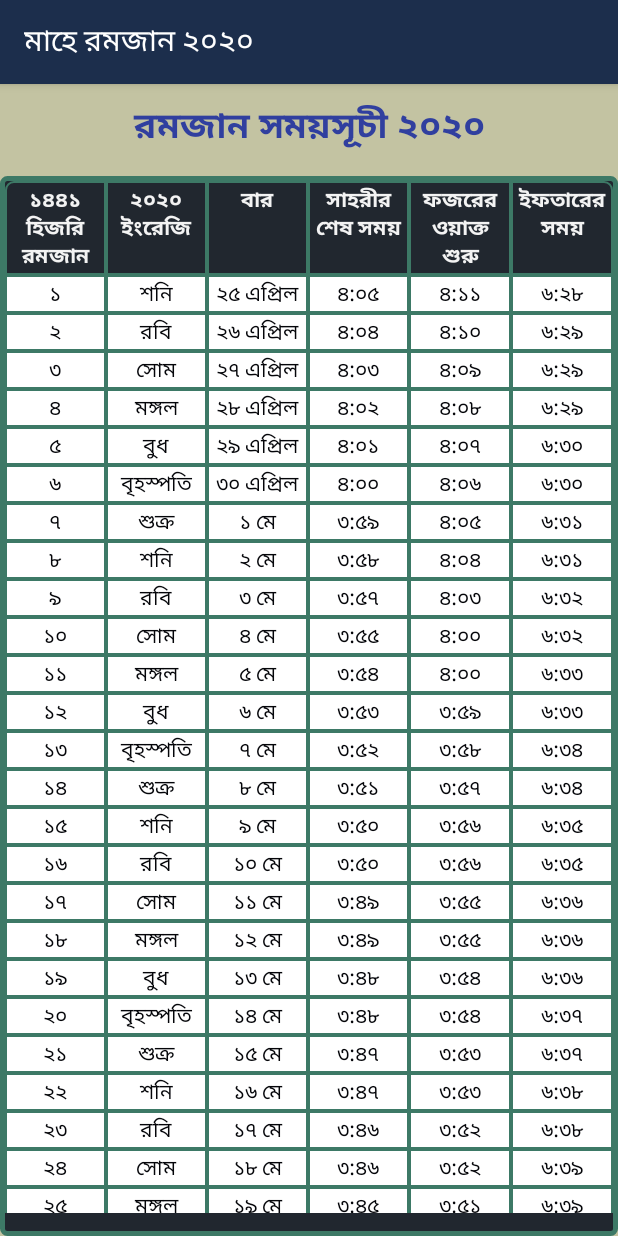
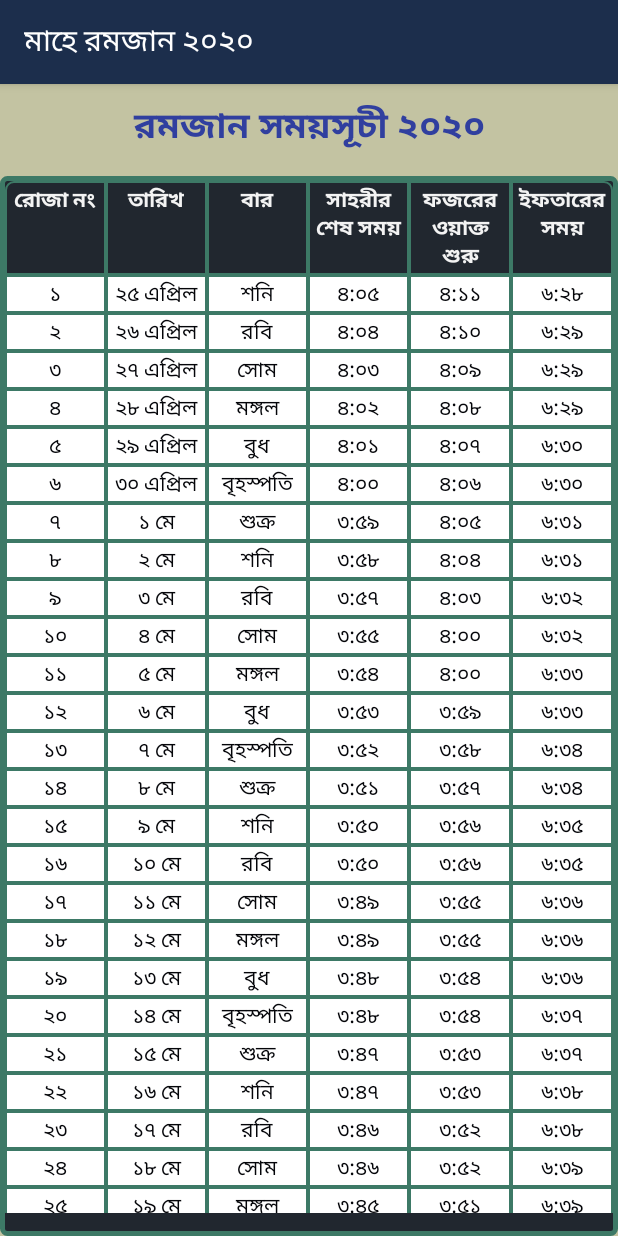
Before and after one commit to TKshadow018/maheRamdan20, an Android app: the screen it shows after launch (MainActivity), on a phone screen of 412 x 824 dp. Run offline under Robolectric (Android 15) with nearby library versions, the phone set to English and light mode, and no system bars; our stand-ins replace AdMob; 1 statement that could not run was skipped.

Commit message:
NOW ONLY ALARM AND IMAGE NEED TO BE CHANGED

```diff
--- a/app/src/main/java/a3labgo/tusar/maheramadan20/AdapterMainTable.java
+++ b/app/src/main/java/a3labgo/tusar/maheramadan20/AdapterMainTable.java
@@ -39,8 +39,8 @@ public class AdapterMainTable extends RecyclerView.Adapter<AdapterMainTable.View
     @Override
     public void onBindViewHolder(@NonNull AdapterMainTable.ViewHolder holder, int position) {
         holder.roza_no.setText(roza_no.get(position));
-        holder.day.setText(day.get(position%7));
-        holder.date.setText(date.get(position));
+        holder.day.setText(date.get(position));
+        holder.date.setText(day.get(position%7));
         holder.sahri.setText(sahri.get(position));
         holder.fazar.setText(fazar.get(position));
         holder.iftar.setText(iftar.get(position));
--- a/app/src/main/java/a3labgo/tusar/maheramadan20/MainActivity.java
+++ b/app/src/main/java/a3labgo/tusar/maheramadan20/MainActivity.java
@@ -22,6 +22,7 @@ import java.io.FileInputStream;
 import java.io.FileOutputStream;
 import java.io.IOException;
 import java.io.InputStreamReader;
+import java.lang.reflect.Array;
 import java.net.HttpURLConnection;
 import java.net.MalformedURLException;
 import java.net.URL;
@@ -50,15 +51,39 @@ public class MainActivity extends AppCompatActivity implements TimePickerDialog.
     ArrayList<String> sahri;
     ArrayList<String> fazar;
     ArrayList<String> iftar;
+    char[] numberList= {'০','১','২','৩','৪','৫','৬','৭','৮','৯'};
 
     int[] systemDate = new int[2];
     RecyclerView recyclerView;
     AdapterMainTable adapter;
+    TextView titleHere;
 
     @Override
     protected void onCreate(Bundle savedInstanceState) {
         super.onCreate(savedInstanceState);
+        ////////////////////////////year////////////////////////////
+        Calendar calendar = Calendar.getInstance();
+        String currentYear = String.valueOf(calendar.get(Calendar.YEAR));
+        String CurrentYearHijri = String.valueOf(calendar.get(Calendar.YEAR)-579);
+        String yearString,yearStringHijri;
+        char[] yearChar = new char[4];
+        char[] yearCharHijri = new char[4];
+        int i=0;
+        for (char ch: currentYear.toCharArray()) {
+            yearChar[i]=numberList[Character.getNumericValue(ch)];
+            i++;
+        }
+        i=0;
+        for (char ch: CurrentYearHijri.toCharArray()) {
+            yearCharHijri[i]=numberList[Character.getNumericValue(ch)];
+            i++;
+        }
+        yearString = new String(yearChar);
+        yearStringHijri = new String(yearCharHijri);
+
+        setTitle(getText(R.string.app_name)+" "+yearString);
         setContentView(R.layout.activity_main);
+
 
         ///////////////////////////////////////Data List////////////////////////////////////
         date = new ArrayList<>();
@@ -99,10 +124,11 @@ public class MainActivity extends AppCompatActivity implements TimePickerDialog.
         tasbih = findViewById(R.id.tasbihBtn);
         about = findViewById(R.id.About);
         onnoelaka = findViewById(R.id.onnoElaka);
+        titleHere = findViewById(R.id.title_here);
+        titleHere.setText(getText(R.string.main_title)+" "+yearString);
 
-
-        arabicYear.setText(R.string.arabic_year);
-        englishDate.setText(R.string.english_year);
+        arabicYear.setText(R.string.roza_no);
+        englishDate.setText(R.string.english_date);
         dayOfWeek.setText(R.string.day_of_week);
         sahriLastTime.setText(R.string.last_time_of_suhoor);
         fazrTime.setText(R.string.starting_time_fazr);
--- a/app/src/main/res/values/strings.xml
+++ b/app/src/main/res/values/strings.xml
@@ -1,11 +1,9 @@
 <resources>
-    <string name="current_year">২০২০</string>
-    <string name="current_year_arabic">১৪৪১</string>
-    <string name="app_name">মাহে রমজান ২০২০</string>
+    <string name="app_name">মাহে রমজান</string>
     <string name="demo">---</string>
-    <string name="main_title">রমজান সময়সূচী ২০২০</string>
+    <string name="main_title">রমজান সময়সূচী</string>
     <string name="arabic_year">১৪৪১ হিজরি রমজান</string>
-    <string name="english_year">২০২০ ইংরেজি</string>
+    <string name="english_year">ইংরেজি</string>
     <string name="day_of_week">বার</string>
     <string name="last_time_of_suhoor">সাহরীর শেষ সময়</string>
     <string name="starting_time_fazr">ফজরের ওয়াক্ত শুরু</string>
@@ -25,6 +23,8 @@
     <string name="banner_ad_unit_id_karon">ca-app-pub-9447458149465385/3916521798</string>
     <string name="banner_ad_unit_id_sorto">ca-app-pub-9447458149465385/2618724323</string>
     <string name="banner_ad_unit_id_others">ca-app-pub-9447458149465385/1305642656</string>
+    <string name="english_date">তারিখ</string>
+    <string name="roza_no">রোজা নং</string>
 
 
 </resources>
```
Also changed, not shown: app/src/main/res/drawable/ramdan.png.
